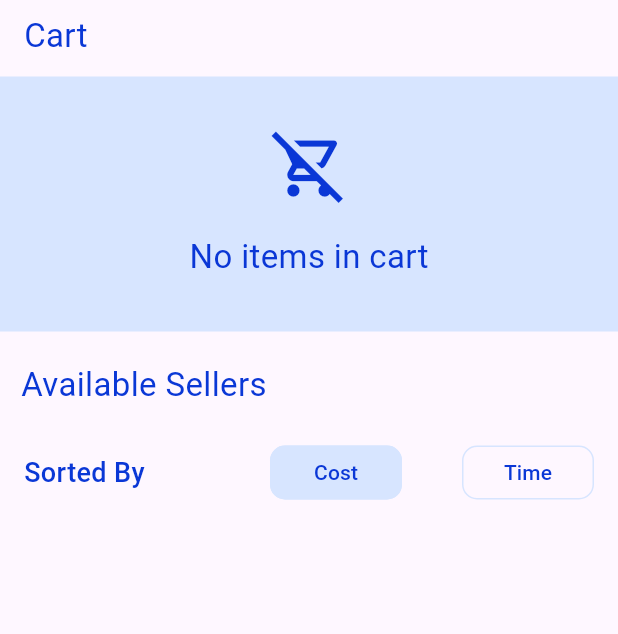
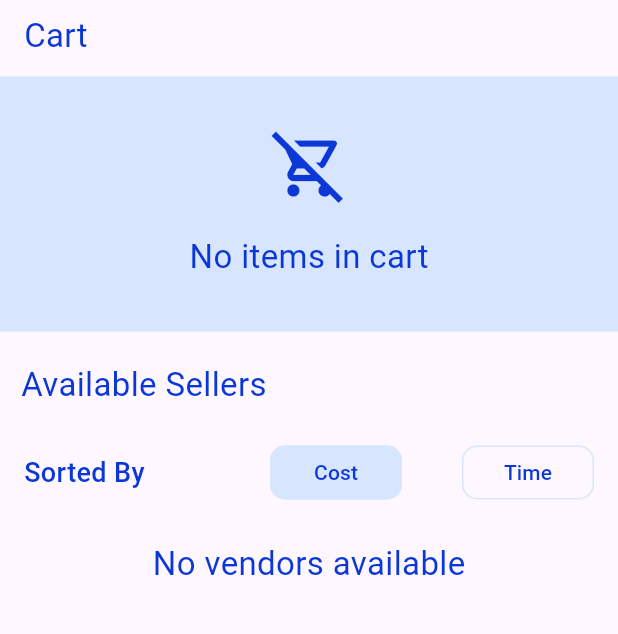
Before and after one commit to Mousumi2002/Go4Life, a Flutter app: the CartPage screen opened directly, on a phone screen of 412 x 824 dp, the part 90-724 px from its top. Run offline on Flutter 3.47's test engine with Material 3 defaults, Android fonts, the light colour scheme and no system bars; our stand-ins replace animated_splash_screen, animated_toggle_switch, cached_network_image, cloud_firestore, country_picker, dropdown_search and 6 more; accounts and stored records are empty.

Commit message:
modify order med, cart page, search result cart page, vendor item page and vendor provider

```diff
--- a/lib/model/vendor_item.dart
+++ b/lib/model/vendor_item.dart
@@ -1,28 +1,30 @@
-class VendorItem{
+class VendorItem {
   String name;
   String vid;
   String picture;
 
-  List <dynamic> medicines;
+  List<dynamic> medicines;
+  List<dynamic> outOfStockMedicines;
 
-VendorItem({
-  required this.name,
-  required this.vid,
-  required this.picture,
-  required this.medicines,
+  VendorItem({
+    required this.name,
+    required this.vid,
+    required this.picture,
+    required this.medicines,
+    this.outOfStockMedicines = const [],
   });
-  factory VendorItem.fromMap(Map<String,dynamic> map){
+  factory VendorItem.fromMap(Map<String, dynamic> map) {
     return VendorItem(
       name: map['name'] ?? '',
-      vid: map['id'] ?? '',
+      vid: map['vid'] ?? '',
       picture: map['picture'] ?? '',
       medicines: map['medications'] ?? [],
     );
   }
-  Map<String,dynamic> toMap(){
+  Map<String, dynamic> toMap() {
     return {
       'name': name,
-      'id': vid,
+      'vid': vid,
       'picture': picture,
       'medications': medicines,
     };
--- a/lib/pages/cart_page.dart
+++ b/lib/pages/cart_page.dart
@@ -33,7 +33,7 @@ class _CartPageState extends State<CartPage> {
     final cartItems = cartProvider.cartItems;
     final vendorProvider = Provider.of<VendorProvider>(context);
     //This stores the cart items from firebase
-    final vendorItems = vendorProvider.vendors;
+    final vendorItems = vendorProvider.getVendorsForCart(cartItems);
     return Scaffold(
       appBar: const AppBarTitle(),
       body: Column(
@@ -44,7 +44,8 @@ class _CartPageState extends State<CartPage> {
             padding: EdgeInsets.symmetric(horizontal: 16.0, vertical: 8.0),
             child: Text(
               'Cart',
-              style: TextStyle(color: Color.fromARGB(255, 10, 55, 214), fontSize: 22),
+              style: TextStyle(
+                  color: Color.fromARGB(255, 10, 55, 214), fontSize: 22),
             ),
           ),
           const SizedBox(
@@ -99,8 +100,10 @@ class _CartPageState extends State<CartPage> {
                                     children: [
                                       IconButton(
                                         onPressed: () {
-                                          final uid = context.read<AuthProvider>().uid;
-                                          cartProvider.removeCartItem(item.name, uid);
+                                          final uid =
+                                              context.read<AuthProvider>().uid;
+                                          cartProvider.removeCartItem(
+                                              item.name, uid);
                                         },
                                         icon: Icon(
                                           Icons.delete,
@@ -112,7 +115,9 @@ class _CartPageState extends State<CartPage> {
                                   Center(
                                     child: Text(
                                       item.name,
-                                      style: const TextStyle(fontSize: 16, fontWeight: FontWeight.w400),
+                                      style: const TextStyle(
+                                          fontSize: 16,
+                                          fontWeight: FontWeight.w400),
                                       maxLines: 2,
                                     ),
                                   ),
@@ -121,7 +126,8 @@ class _CartPageState extends State<CartPage> {
                               ),
                               decoration: BoxDecoration(
                                   borderRadius: BorderRadius.circular(5),
-                                  color: const Color.fromARGB(255, 255, 255, 255)),
+                                  color:
+                                      const Color.fromARGB(255, 255, 255, 255)),
                             ),
                           ),
                         );
@@ -196,30 +202,31 @@ class _CartPageState extends State<CartPage> {
               ],
             ),
           ),
-          // Column(
-          //   children: [
-          //     ListView(
-          //       scrollDirection: Axis.vertical,
-          //       children: [
-          //         CartSearchOptions(),
-          //         CartSearchOptions(),
-          //         CartSearchOptions(),
-          //       ],
-          //     ),
-          //   ],
-          // ),
-
-          ListView.separated(
-            shrinkWrap: true,
-            separatorBuilder:
-            (context, index) => const SizedBox(height:  6,),
-            itemCount: vendorItems.length,
-            itemBuilder: (context, index) {
-              final item = vendorItems[index];
-              return CartSearchOptions(vendor: item);
-            },
-
-          )
+          if (vendorItems.isEmpty)
+            const Padding(
+              padding: EdgeInsets.all(16.0),
+              child: Center(
+                child: Text(
+                  'No vendors available',
+                  style: TextStyle(
+                    color: Color.fromARGB(255, 10, 55, 214),
+                    fontSize: 22,
+                  ),
+                ),
+              ),
+            )
+          else
+            ListView.separated(
+              shrinkWrap: true,
+              separatorBuilder: (context, index) => const SizedBox(
+                height: 6,
+              ),
+              itemCount: vendorItems.keys.length,
+              itemBuilder: (context, index) {
+                final item = vendorItems.values.toList()[index];
+                return CartSearchOptions(vendor: item);
+              },
+            ),
         ],
       ),
     );
@@ -266,7 +273,8 @@ class ItemQuantity extends StatelessWidget {
 }
 
 class QuantityAdjustButton extends StatelessWidget {
-  const QuantityAdjustButton({super.key, this.isIncrement = true, required this.itemName});
+  const QuantityAdjustButton(
+      {super.key, this.isIncrement = true, required this.itemName});
 
   final bool isIncrement;
   final String itemName;
@@ -286,7 +294,9 @@ class QuantityAdjustButton extends StatelessWidget {
       child: GestureDetector(
         onTap: () {
           final uid = context.read<AuthProvider>().uid;
-          context.read<CartProvider>().updateCartItemQuantity(itemName, isIncrement, uid);
+          context
+              .read<CartProvider>()
+              .updateCartItemQuantity(itemName, isIncrement, uid);
         },
         child: Icon(
           isIncrement ? Icons.add : Icons.remove,
--- a/lib/provider/vendor_provider.dart
+++ b/lib/provider/vendor_provider.dart
@@ -2,6 +2,8 @@
 import 'package:app_go/model/vendor_item.dart';
 import 'package:cloud_firestore/cloud_firestore.dart';
 import 'package:flutter/material.dart';
+
+import '../model/cart_item.dart';
 
 class VendorProvider extends ChangeNotifier{
   final List <VendorItem> _vendors = [];
@@ -22,4 +24,67 @@ class VendorProvider extends ChangeNotifier{
       notifyListeners();
     });
   }
+  Map<String, VendorItem> getVendorsForCart(List<CartItem> cartItems) {
+    final Map<String, VendorItem> vendors = {};
+    for (final cartItem in cartItems) {
+      for (final vendor in _vendors) {
+        final availableMedicines = vendor.medicines;
+        bool wasMedicineFound = false;
+        for (final medicine in availableMedicines) {
+          if (medicine['name'] == cartItem.name) {
+            wasMedicineFound = true;
+            medicine['quantity'] = cartItem.quantity;
+            bool isOutOfStock = cartItem.quantity > medicine['stock'];
+
+            if (vendors.containsKey(vendor.vid)) {
+              if (isOutOfStock) {
+                vendors[vendor.vid]!.outOfStockMedicines.add(medicine);
+              } else {
+                vendors[vendor.vid]!.medicines.add(medicine);
+              }
+              break;
+            }
+
+            final vendorCopy = VendorItem(
+              name: vendor.name,
+              vid: vendor.vid,
+              picture: vendor.picture,
+              medicines: isOutOfStock ? [] : [medicine],
+              outOfStockMedicines: isOutOfStock ? [medicine] : [],
+            );
+            vendors[vendor.vid] = vendorCopy;
+            break;
+          }
+        }
+        if (!wasMedicineFound) {
+          if (vendors.containsKey(vendor.vid)) {
+            vendors[vendor.vid]!.outOfStockMedicines.add({
+              'name': cartItem.name,
+              'quantity': cartItem.quantity,
+            });
+          } else {
+            final vendorCopy = VendorItem(
+              name: vendor.name,
+              vid: vendor.vid,
+              picture: vendor.picture,
+              medicines: [],
+              outOfStockMedicines: [
+                {
+                  'name': cartItem.name,
+                  'quantity': cartItem.quantity,
+                }
+              ],
+            );
+            vendors[vendor.vid] = vendorCopy;
+          }
+        }
+      }
+    }
+
+    vendors.removeWhere((key, value) => value.medicines.isEmpty);
+    for (final vendor in vendors.values) {
+      print(vendor.outOfStockMedicines);
+    }
+    return vendors;
+  }
 }
```
Also changed, not shown: lib/components/item_search_result_cart.dart (+16 -3 lines), lib/pages/order_med.dart (+87 -40 lines).
